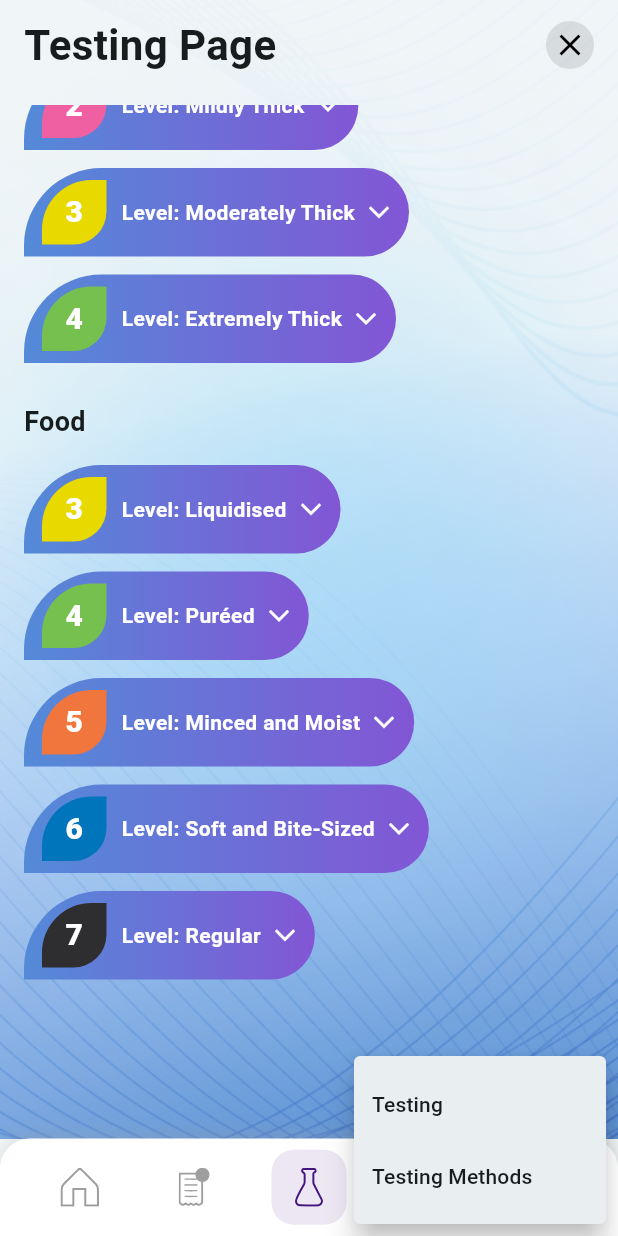
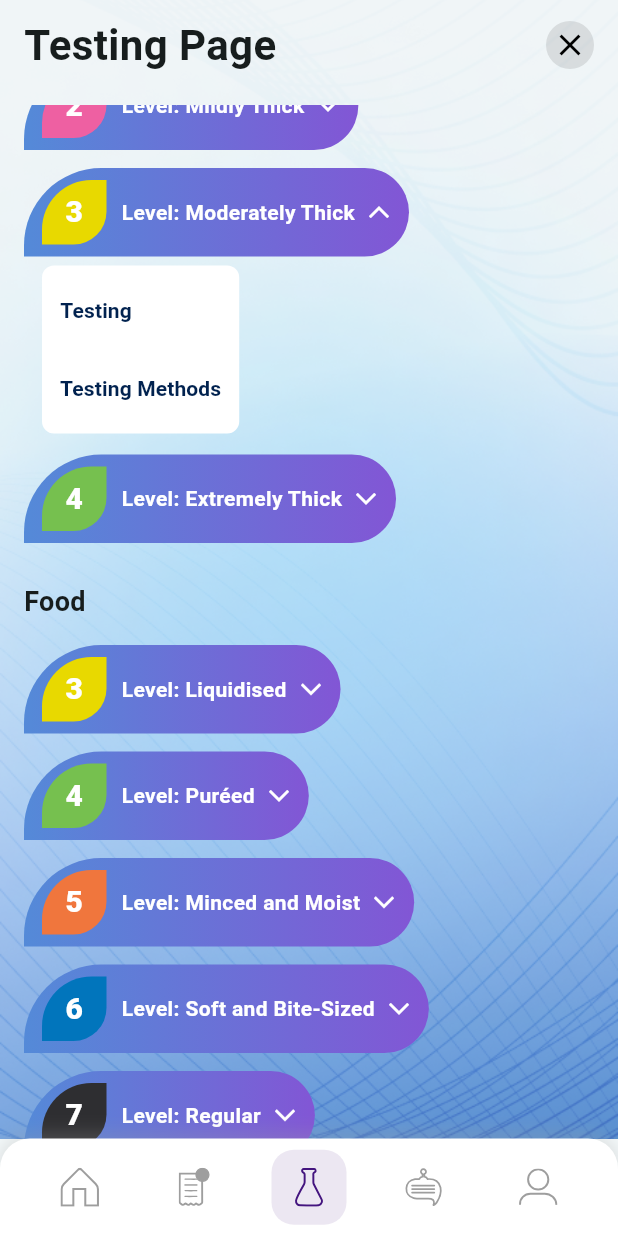
Before and after one commit to Masibonge05/Dysphagia-Care, a Flutter app: the TestingPage screen opened by its route, scrolled down 213 dp, after a tap on the "arrow forward ios" icon, on a phone screen of 412 x 824 dp. Run offline on Flutter 3.47's test engine with Material 3 defaults, Android fonts, the phone set to English and light mode, and no system bars; our stand-ins replace cloud_firestore, firebase_auth, firebase_core, firebase_messaging, flutter_local_notifications, flutter_svg and 2 more; missing offline and left inert: dart:js_interop; accounts and stored records are empty; Roboto replaces fonts that are missing (Poppins).

Commit message:
Commit all project updates including Level 0 full-screen image feature

```diff
--- a/IDDSI-APP/lib/testing_page.dart
+++ b/IDDSI-APP/lib/testing_page.dart
@@ -1,8 +1,15 @@
 import 'package:flutter/material.dart';
 import 'package:flutter_svg/flutter_svg.dart';
 
-class TestingPage extends StatelessWidget {
+class TestingPage extends StatefulWidget {
   const TestingPage({super.key});
+
+  @override
+  State<TestingPage> createState() => _TestingPageState();
+}
+
+class _TestingPageState extends State<TestingPage> {
+  String? _expandedKey;
 
   // Navigation methods
   void _navigateToHome(BuildContext context) {
@@ -79,31 +86,61 @@ class TestingPage extends StatelessWidget {
                           style: TextStyle(
                               fontSize: 18, fontWeight: FontWeight.bold)),
                       const SizedBox(height: 10),
-                      _frameworkButton(
-                          context, 0, 'Thin', Colors.white, '/level0'),
-                      _frameworkButton(context, 1, 'Slightly Thick',
-                          const Color(0xFF616566), '/level1'),
-                      _frameworkButton(context, 2, 'Mildly Thick',
-                          const Color(0xFFEE60A2), '/level2'),
-                      _frameworkButton(context, 3, 'Moderately Thick',
-                          const Color(0xFFE8D900), '/level3'),
-                      _frameworkButton(context, 4, 'Extremely Thick',
-                          const Color(0xFF76C04F), '/level4'),
+                      _frameworkButton(context, 0, 'Thin', Colors.white, '/level0', _expandedKey == '/level0', () {
+                        setState(() {
+                          _expandedKey = _expandedKey == '/level0' ? null : '/level0';
+                        });
+                      }),
+                      _frameworkButton(context, 1, 'Slightly Thick', const Color(0xFF616566), '/level1', _expandedKey == '/level1', () {
+                        setState(() {
+                          _expandedKey = _expandedKey == '/level1' ? null : '/level1';
+                        });
+                      }),
+                      _frameworkButton(context, 2, 'Mildly Thick', const Color(0xFFEE60A2), '/level2', _expandedKey == '/level2', () {
+                        setState(() {
+                          _expandedKey = _expandedKey == '/level2' ? null : '/level2';
+                        });
+                      }),
+                      _frameworkButton(context, 3, 'Moderately Thick', const Color(0xFFE8D900), '/level3', _expandedKey == '/level3', () {
+                        setState(() {
+                          _expandedKey = _expandedKey == '/level3' ? null : '/level3';
+                        });
+                      }),
+                      _frameworkButton(context, 4, 'Extremely Thick', const Color(0xFF76C04F), '/level4', _expandedKey == '/level4', () {
+                        setState(() {
+                          _expandedKey = _expandedKey == '/level4' ? null : '/level4';
+                        });
+                      }),
                       const SizedBox(height: 20),
                       const Text('Food',
                           style: TextStyle(
                               fontSize: 18, fontWeight: FontWeight.bold)),
                       const SizedBox(height: 10),
-                      _frameworkButton(context, 3, 'Liquidised',
-                          const Color(0xFFE8D900), '/food3'),
-                      _frameworkButton(context, 4, 'Puréed',
-                          const Color(0xFF76C04F), '/food4'),
-                      _frameworkButton(context, 5, 'Minced and Moist',
-                          const Color(0xFFF0763D), '/food5'),
-                      _frameworkButton(context, 6, 'Soft and Bite-Sized',
-                          const Color(0xFF0175BC), '/food6'),
-                      _frameworkButton(context, 7, 'Regular',
-                          const Color(0xFF2E2E31), '/food7'),
+                      _frameworkButton(context, 3, 'Liquidised', const Color(0xFFE8D900), '/food3', _expandedKey == '/food3', () {
+                        setState(() {
+                          _expandedKey = _expandedKey == '/food3' ? null : '/food3';
+                        });
+                      }),
+                      _frameworkButton(context, 4, 'Puréed', const Color(0xFF76C04F), '/food4', _expandedKey == '/food4', () {
+                        setState(() {
+                          _expandedKey = _expandedKey == '/food4' ? null : '/food4';
+                        });
+                      }),
+                      _frameworkButton(context, 5, 'Minced and Moist', const Color(0xFFF0763D), '/food5', _expandedKey == '/food5', () {
+                        setState(() {
+                          _expandedKey = _expandedKey == '/food5' ? null : '/food5';
+                        });
+                      }),
+                      _frameworkButton(context, 6, 'Soft and Bite-Sized', const Color(0xFF0175BC), '/food6', _expandedKey == '/food6', () {
+                        setState(() {
+                          _expandedKey = _expandedKey == '/food6' ? null : '/food6';
+                        });
+                      }),
+                      _frameworkButton(context, 7, 'Regular', const Color(0xFF2E2E31), '/food7', _expandedKey == '/food7', () {
+                        setState(() {
+                          _expandedKey = _expandedKey == '/food7' ? null : '/food7';
+                        });
+                      }),
                       const SizedBox(height: 100), // Space for bottom nav
                     ],
                   ),
@@ -210,10 +247,43 @@ class TestingPage extends StatelessWidget {
     );
   }
 
-static Widget _frameworkButton(BuildContext context, int number, String label, Color color, String route) {
+static Widget _frameworkButton(BuildContext context, int number, String label, Color color, String route, bool isExpanded, VoidCallback onToggle) {
+  String levelType = route.startsWith('/level') ? 'Fluid' : 'Food';
+
+  void navigate(String selectedValue) {
+    String targetRoute;
+    Map<String, dynamic> arguments = {
+      'levelNumber': number,
+      'levelType': levelType,
+      'pageTitle': 'Level $number: $label',
+    };
+
+    if (selectedValue == 'testing') {
+      targetRoute = '/level${number}_${levelType.toLowerCase()}_testing';
+      arguments['showTesting'] = true;
+      arguments['showTestingMethods'] = false;
+      arguments['showFoodSpecific'] = false;
+    } else if (selectedValue == 'testingMethods') {
+      targetRoute = '/level${number}_${levelType.toLowerCase()}_testingmethods';
+      arguments['showTesting'] = false;
+      arguments['showTestingMethods'] = true;
+      arguments['showFoodSpecific'] = false;
+    } else {
+      targetRoute = '/level${number}_${levelType.toLowerCase()}_foodspecific';
+      arguments['showTesting'] = false;
+      arguments['showTestingMethods'] = false;
+      arguments['showFoodSpecific'] = true;
+    }
+
+    Navigator.pushNamed(context, targetRoute, arguments: arguments);
+  }
+
   return Align(
-  alignment: Alignment.centerLeft, // or use .center if you prefer centered buttons
-  child: GestureDetector(
+    alignment: Alignment.centerLeft,
+    child: Column(
+      crossAxisAlignment: CrossAxisAlignment.start,
+      children: [
+        GestureDetector(
           onTap: () => Navigator.pushNamed(context, route),
           child: Container(
             constraints: const BoxConstraints(minHeight: 40),
@@ -270,89 +340,69 @@ static Widget _frameworkButton(BuildContext context, int number, String label, C
                 ),
                 const SizedBox(width: 8),
                 GestureDetector(
-            onTap: () async {
-              final RenderBox button = context.findRenderObject() as RenderBox;
-              final RenderBox overlay = Navigator.of(context).overlay!.context.findRenderObject() as RenderBox;
-              final RelativeRect position = RelativeRect.fromRect(
-                Rect.fromPoints(
-                  button.localToGlobal(button.size.bottomRight(Offset.zero), ancestor: overlay),
-                  button.localToGlobal(button.size.bottomRight(Offset.zero), ancestor: overlay),
+                  onTap: onToggle,
+                  child: Transform.rotate(
+                    angle: isExpanded ? 4.71239 : 1.5708,
+                    child: const Icon(Icons.arrow_forward_ios, color: Colors.white, size: 16),
                   ),
-                Offset.zero & overlay.size,
-              );
-
-              String levelType = route.startsWith('/level') ? 'Fluid' : 'Food';
-
-              final List<PopupMenuEntry<String>> items = [
-                const PopupMenuItem<String>(
-                  value: 'testing',
-                  child: Text('Testing'),
-                ),
-                const PopupMenuItem<String>(
-                  value: 'testingMethods',
-                  child: Text('Testing Methods'),
-                ),
-              ];
-
-              // Add Food Specific option for levels 3 to 7 (Food)
-              if ((number >= 3 && number <= 7) && levelType == 'Food') {
-                items.add(
-                  const PopupMenuItem<String>(
-                    value: 'foodSpecific',
-                    child: Text('Food Specific'),
-                  ),
-                );
-              }
-
-              final selectedValue = await showMenu<String>(
-                context: context,
-                position: position,
-                items: items,
-                elevation: 8.0,
-              );
-
-              // Navigate based on selected option
-              if (selectedValue != null) {
-                String targetRoute;
-                Map<String, dynamic> arguments = {
-                  'levelNumber': number,
-                  'levelType': levelType,
-                  'pageTitle': 'Level $number: $label',
-                };
-
-                if (selectedValue == 'testing') {
-                  targetRoute = '/level${number}_${levelType.toLowerCase()}_testing';
-                   arguments['showTesting'] = true;
-                   arguments['showTestingMethods'] = false;
-                   arguments['showFoodSpecific'] = false;
-                } else if (selectedValue == 'testingMethods') {
-                  targetRoute = '/level${number}_${levelType.toLowerCase()}_testingmethods';
-                   arguments['showTesting'] = false;
-                   arguments['showTestingMethods'] = true;
-                   arguments['showFoodSpecific'] = false;
-                } else if (selectedValue == 'foodSpecific') {
-                   targetRoute = '/level${number}_${levelType.toLowerCase()}_foodspecific';
-                   arguments['showTesting'] = false;
-                   arguments['showTestingMethods'] = false;
-                   arguments['showFoodSpecific'] = true;
-                } else {
-                    return; // Should not happen
-                }
-
-                // Navigate to the determined route with arguments
-                 Navigator.pushNamed(
-                  context,
-                  targetRoute,
-                  arguments: arguments,
-                );
-              }
-            },
-            child: Transform.rotate(angle: 1.5708, child: const Icon(Icons.arrow_forward_ios, color: Colors.white, size: 16)),
                 ),
               ],
             ),
           ),
         ),
+        if (isExpanded)
+          Container(
+            margin: const EdgeInsets.only(left: 12, bottom: 8),
+            padding: const EdgeInsets.symmetric(vertical: 6, horizontal: 4),
+            decoration: const BoxDecoration(
+              color: Colors.white,
+              borderRadius: BorderRadius.all(Radius.circular(8)),
+            ),
+            child: Column(
+              crossAxisAlignment: CrossAxisAlignment.start,
+              children: [
+                TextButton(
+                  onPressed: () => navigate('testing'),
+                  style: TextButton.styleFrom(
+                    foregroundColor: const Color(0xFF01224F),
+                    padding: const EdgeInsets.symmetric(horizontal: 8, vertical: 6),
+                  ),
+                  child: const Text(
+                    'Testing',
+                    style: TextStyle(fontWeight: FontWeight.w600),
+                  ),
+                ),
+                const SizedBox(height: 4),
+                TextButton(
+                  onPressed: () => navigate('testingMethods'),
+                  style: TextButton.styleFrom(
+                    foregroundColor: const Color(0xFF01224F),
+                    padding: const EdgeInsets.symmetric(horizontal: 8, vertical: 6),
+                  ),
+                  child: const Text(
+                    'Testing Methods',
+                    style: TextStyle(fontWeight: FontWeight.w600),
+                  ),
+                ),
+                if ((number >= 3 && number <= 7) && levelType == 'Food') ...[
+                  const SizedBox(height: 4),
+                  TextButton(
+                    onPressed: () => navigate('foodSpecific'),
+                    style: TextButton.styleFrom(
+                      foregroundColor: const Color(0xFF01224F),
+                      padding: const EdgeInsets.symmetric(horizontal: 8, vertical: 6),
+                    ),
+                    child: const Text(
+                      'Food Specific',
+                      style: TextStyle(fontWeight: FontWeight.w600),
+                    ),
+                  ),
+                ],
+              ],
+            ),
+          ),
+      ],
+    ),
   );
 }
 }
```
Also changed, not shown: IDDSI-APP/lib/level_details.dart (+144 -99 lines), IDDSI-APP/lib/screens/fullscreen_image_page.dart (added, +28 -0 lines), IDDSI-APP/lib/testing_page2.dart (+43 -21 lines), IDDSI-APP/assets/images/ReferenceCardFunnelEnglish26Jan2025_page-0001.jpg (added), IDDSI-APP/assets/images/ReferenceCardFunnelEnglish26Jan2025_page-0002.jpg (added), IDDSI-APP/assets/images/WhatsApp Image 2025-10-10 at 13.17.11_d4cb3fa9.jpg (added), IDDSI-APP/assets/images/level4testing.1.jpg (added), IDDSI-APP/assets/images/level4testing.jpg (added), IDDSI-APP/assets/images/level6testing.jpg (added), IDDSI-APP/assets/images/level_0_testing.png, IDDSI-APP/pubspec.lock. Lines whose indentation alone changed are shown as unchanged.
